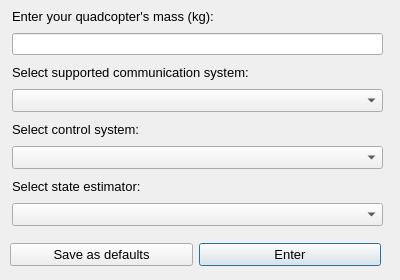
The window that GUI/ui/designer files/setup_dialog.ui (Jone-the-creator/Digital_Twin_client) describes before a commit, drawn with Qt 5.
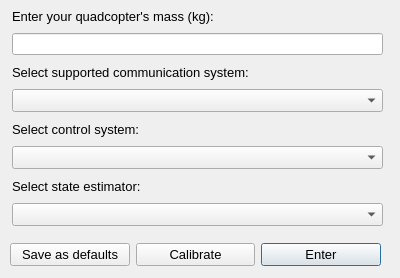
The same window after the commit.

Commit message: save defaults through calibration window

The edit to the form file:
```diff
--- a/GUI/ui/designer files/setup_dialog.ui
+++ b/GUI/ui/designer files/setup_dialog.ui
@@ -7,7 +7,7 @@
     <x>0</x>
     <y>0</y>
     <width>400</width>
-    <height>280</height>
+    <height>278</height>
    </rect>
   </property>
   <property name="windowTitle">
@@ -125,6 +125,18 @@
       </property>
      </widget>
     </item>
+    <item>
+     <widget class="QPushButton" name="calibrate_button">
+      <property name="font">
+       <font>
+        <pointsize>10</pointsize>
+       </font>
+      </property>
+      <property name="text">
+       <string>Calibrate</string>
+      </property>
+     </widget>
+    </item>
     <item>
      <widget class="QPushButton" name="enter_button">
       <property name="font">
```
Left out of the diff: 2 changed lines with no effect on the pictures. The commit also changes 7 other files.
